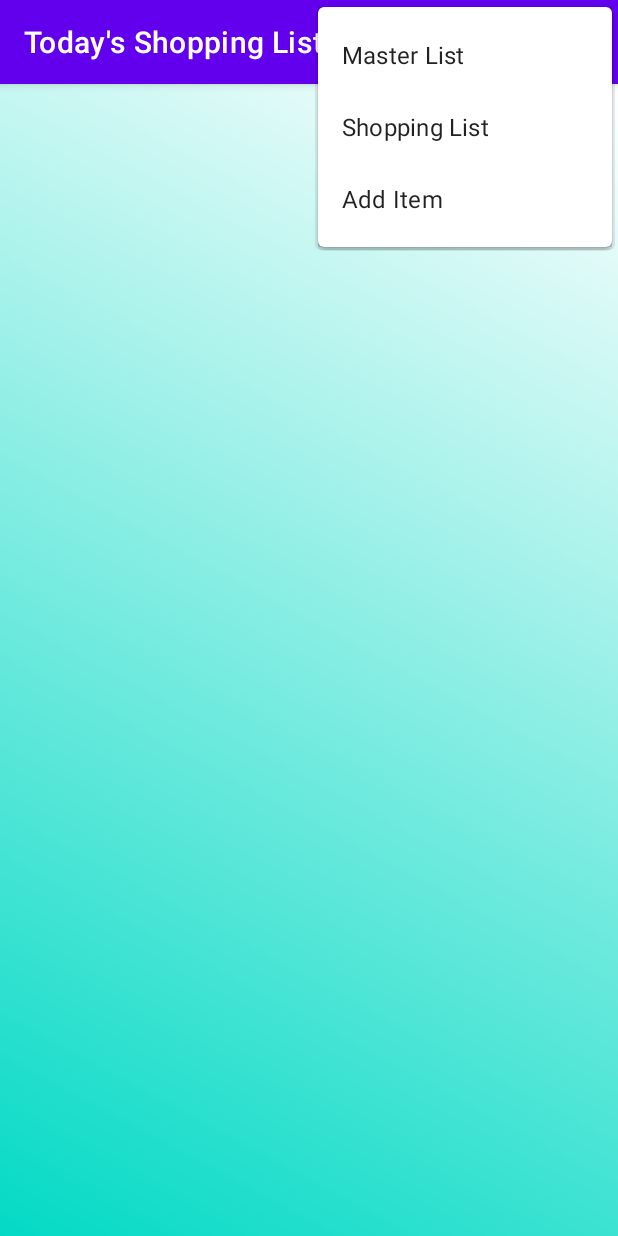
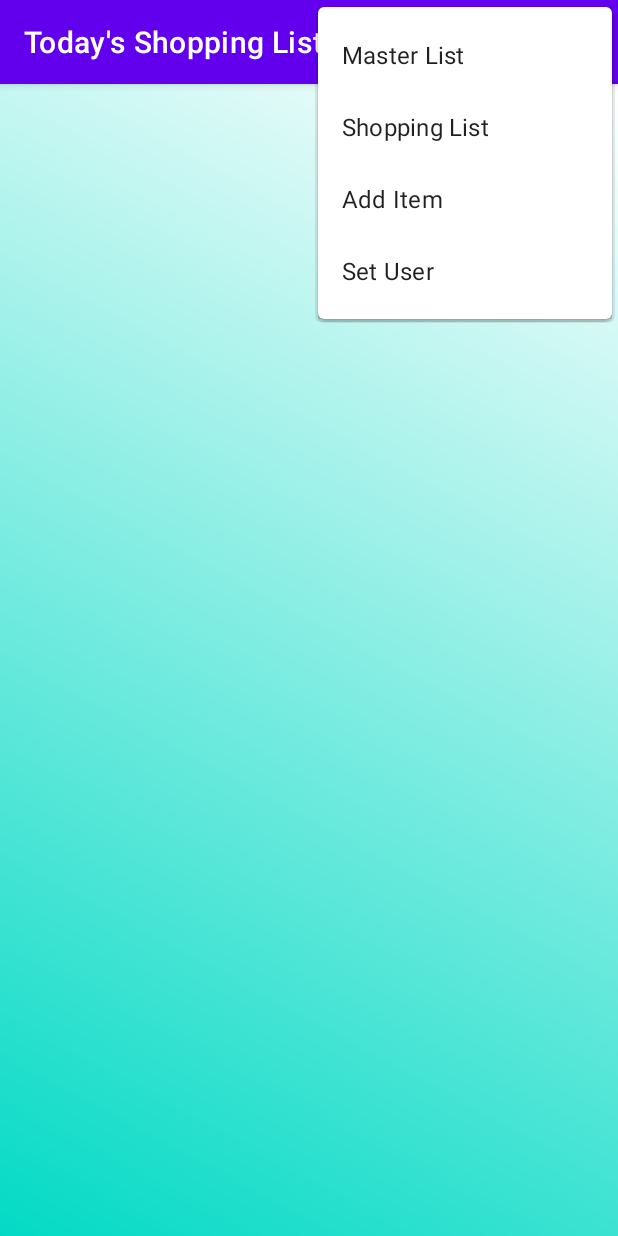
Before and after one commit to adams-goopdev/GroceryList, an Android app: the screen it shows after launch (ShoppingList), with the options menu open, on a phone screen of 412 x 824 dp. Run offline under Robolectric (Android 15) with nearby library versions, the phone set to English and light mode, and no system bars; our stand-ins replace Volley, navigation-ui; network calls fail.

Commit message:
Add SharedPreferences, set the navigation, changed the API on SL and ML

```diff
--- a/app/src/main/AndroidManifest.xml
+++ b/app/src/main/AndroidManifest.xml
@@ -2,7 +2,8 @@
 <manifest xmlns:android="http://schemas.android.com/apk/res/android"
     package="edu.ags.grocerylist">
 
-    <uses-permission android:name="android.permission.INTERNET"/>
+    <uses-permission android:name="android.permission.INTERNET" />
+
     <application
         android:allowBackup="true"
         android:icon="@mipmap/ic_launcher_round"
@@ -10,6 +11,9 @@
         android:roundIcon="@mipmap/ic_launcher_round"
         android:supportsRtl="true"
         android:theme="@style/Theme.GroceryList">
+        <activity
+            android:name=".SharedPreferences"
+            android:exported="true" />
         <activity
             android:name=".DeleteItem"
             android:exported="true" />
--- a/app/src/main/java/edu/ags/grocerylist/ShoppingList.java
+++ b/app/src/main/java/edu/ags/grocerylist/ShoppingList.java
@@ -26,8 +26,8 @@ public class ShoppingList extends AppCompatActivity {
     ItemAdapterSL itemAdapter;
     RecyclerView itemList;
     CheckBox checkBox;
-    public static final String VEHICLETRACKERAPI = "https://vehicletrackerapi.azurewebsites.net/api/GroceryList/bfoote/";
 
+    public static final String VEHICLETRACKERAPI = "https://vehicletrackerapi.azurewebsites.net/api/GroceryList/";
 
     @Override
     protected void onCreate(Bundle savedInstanceState) {
@@ -36,6 +36,7 @@ public class ShoppingList extends AppCompatActivity {
 
         this.setTitle("Today's Shopping List");
 
+        Log.d(TAG, "onCreate: " + VEHICLETRACKERAPI);
 
     }
 
@@ -46,13 +47,19 @@ public class ShoppingList extends AppCompatActivity {
         {
             super.onResume();
 
+            SharedPreferences preferences = getApplicationContext().getSharedPreferences("MyPrefs", MODE_PRIVATE);
+
+            String user = preferences.getString("User","") + "/";
+
+
             try {
-                RestClient.executeGetIsOnListRequest(ShoppingList.VEHICLETRACKERAPI, this,
+                RestClient.executeGetIsOnListRequest(ShoppingList.VEHICLETRACKERAPI + user, this,
                         new VolleyCallback() {
                             @Override
                             public void onSuccess(ArrayList<Item> result) {
                                 for(Item t : result)
                                 {
+                                    Log.d(TAG, "onSuccess: " + VEHICLETRACKERAPI);
                                     Log.d(TAG, "onSuccess: " + t.getName());
                                 }
                                 items = result;
@@ -153,6 +160,12 @@ public class ShoppingList extends AppCompatActivity {
 
             return true;
         }
+        else if (id == R.id.SetUser)
+        {
+            startActivity(new Intent(this, edu.ags.grocerylist.SharedPreferences.class));
+
+            return true;
+        }
 /*        else if (id == R.id.DeleteItems)
         {
             startActivity(new Intent(this, DeleteItem.class));
--- a/app/src/main/res/menu/menu_main.xml
+++ b/app/src/main/res/menu/menu_main.xml
@@ -21,5 +21,11 @@
         android:title="@string/AddItem"
         app:showAsAction="never" />
 
+    <item
+        android:id="@+id/SetUser"
+        android:orderInCategory="100"
+        android:title="Set User"
+        app:showAsAction="never" />
+
 
 </menu>
--- a/app/src/main/res/navigation/nav_graph.xml
+++ b/app/src/main/res/navigation/nav_graph.xml
@@ -11,4 +11,9 @@
         android:name="edu.ags.grocerylist.ShoppingList"
         android:label="activity_shopping_list"
         tools:layout="@layout/activity_shopping_list" />
+    <activity
+        android:id="@+id/sharedPreferences"
+        android:name="edu.ags.grocerylist.SharedPreferences"
+        android:label="activity_shared_preferences"
+        tools:layout="@layout/activity_shared_preferences" />
 </navigation>
```
Also changed, not shown: app/src/main/java/edu/ags/grocerylist/AddItem.java (+6 -1 lines), app/src/main/java/edu/ags/grocerylist/MasterList.java (+11 -2 lines), app/src/main/java/edu/ags/grocerylist/SharedPreferences.java (added, +105 -0 lines), app/src/main/res/layout/activity_shared_preferences.xml (added, +33 -0 lines).
